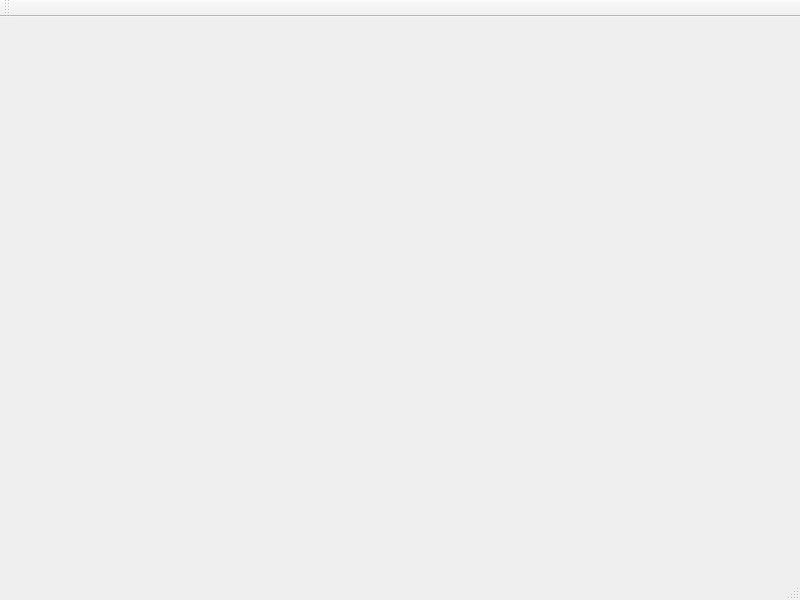
Old version of the form mainwindow.ui in the repository vibot-project/s-image-s.
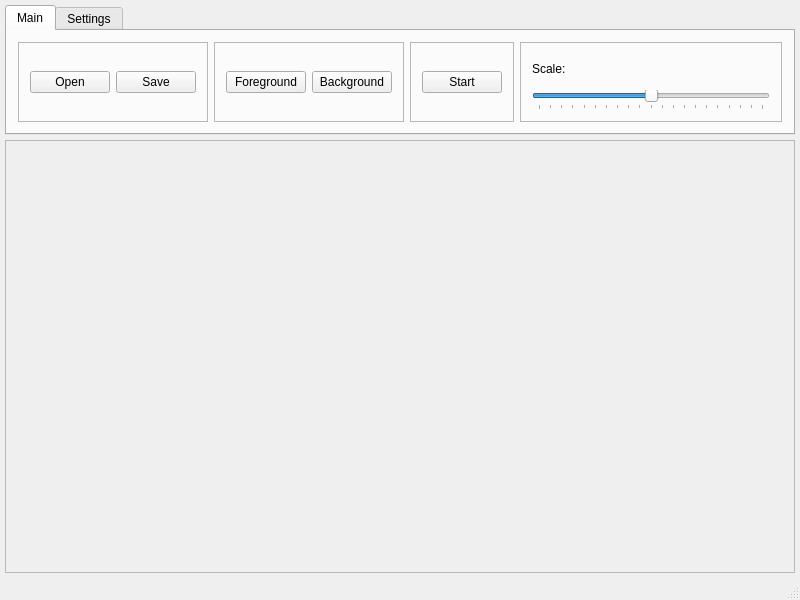
New version of the form.

Commit message: gui part, has many TODOs

Diff of the .ui file:
```diff
--- a/mainwindow.ui
+++ b/mainwindow.ui
@@ -10,27 +10,235 @@
     <height>600</height>
    </rect>
   </property>
+  <property name="sizePolicy">
+   <sizepolicy hsizetype="Expanding" vsizetype="Expanding">
+    <horstretch>0</horstretch>
+    <verstretch>0</verstretch>
+   </sizepolicy>
+  </property>
+  <property name="minimumSize">
+   <size>
+    <width>400</width>
+    <height>400</height>
+   </size>
+  </property>
   <property name="windowTitle">
    <string>MainWindow</string>
   </property>
-  <widget class="QWidget" name="centralWidget"/>
-  <widget class="QMenuBar" name="menuBar">
-   <property name="geometry">
-    <rect>
-     <x>0</x>
-     <y>0</y>
-     <width>800</width>
-     <height>25</height>
-    </rect>
-   </property>
-  </widget>
-  <widget class="QToolBar" name="mainToolBar">
-   <attribute name="toolBarArea">
-    <enum>TopToolBarArea</enum>
-   </attribute>
-   <attribute name="toolBarBreak">
-    <bool>false</bool>
-   </attribute>
+  <widget class="QWidget" name="centralWidget">
+   <layout class="QGridLayout" name="gridLayout">
+    <property name="leftMargin">
+     <number>5</number>
+    </property>
+    <property name="topMargin">
+     <number>5</number>
+    </property>
+    <property name="rightMargin">
+     <number>5</number>
+    </property>
+    <property name="bottomMargin">
+     <number>5</number>
+    </property>
+    <property name="spacing">
+     <number>5</number>
+    </property>
+    <item row="0" column="0">
+     <widget class="QTabWidget" name="tabWidget">
+      <property name="maximumSize">
+       <size>
+        <width>16777215</width>
+        <height>130</height>
+       </size>
+      </property>
+      <property name="currentIndex">
+       <number>0</number>
+      </property>
+      <widget class="QWidget" name="tab">
+       <attribute name="title">
+        <string>Main</string>
+       </attribute>
+       <layout class="QHBoxLayout" name="horizontalLayout">
+        <item>
+         <widget class="QFrame" name="frame">
+          <property name="frameShape">
+           <enum>QFrame::StyledPanel</enum>
+          </property>
+          <property name="frameShadow">
+           <enum>QFrame::Raised</enum>
+          </property>
+          <layout class="QHBoxLayout" name="horizontalLayout_2">
+           <item>
+            <widget class="QPushButton" name="pushButton">
+             <property name="text">
+              <string>Open</string>
+             </property>
+            </widget>
+           </item>
+           <item>
+            <widget class="QPushButton" name="pushButton_2">
+             <property name="text">
+              <string>Save</string>
+             </property>
+            </widget>
+           </item>
+          </layout>
+         </widget>
+        </item>
+        <item>
+         <widget class="QFrame" name="frame_2">
+          <property name="frameShape">
+           <enum>QFrame::StyledPanel</enum>
+          </property>
+          <property name="frameShadow">
+           <enum>QFrame::Raised</enum>
+          </property>
+          <layout class="QHBoxLayout" name="horizontalLayout_3">
+           <item>
+            <widget class="QPushButton" name="pushButton_3">
+             <property name="text">
+              <string>Foreground</string>
+             </property>
+            </widget>
+           </item>
+           <item>
+            <widget class="QPushButton" name="pushButton_4">
+             <property name="text">
+              <string>Background</string>
+             </property>
+            </widget>
+           </item>
+          </layout>
+         </widget>
+        </item>
+        <item>
+         <widget class="QFrame" name="frame_3">
+          <property name="frameShape">
+           <enum>QFrame::StyledPanel</enum>
+          </property>
+          <property name="frameShadow">
+           <enum>QFrame::Raised</enum>
+          </property>
+          <layout class="QHBoxLayout" name="horizontalLayout_4">
+           <item>
+            <widget class="QPushButton" name="pushButton_5">
+             <property name="text">
+              <string>Start</string>
+             </property>
+            </widget>
+           </item>
+          </layout>
+         </widget>
+        </item>
+        <item>
+         <widget class="QFrame" name="frame_4">
+          <property name="frameShape">
+           <enum>QFrame::StyledPanel</enum>
+          </property>
+          <property name="frameShadow">
+           <enum>QFrame::Raised</enum>
+          </property>
+          <layout class="QVBoxLayout" name="verticalLayout">
+           <item>
+            <widget class="QLabel" name="label">
+             <property name="text">
+              <string>Scale:</string>
+             </property>
+            </widget>
+           </item>
+           <item>
+            <widget class="QSlider" name="horizontalSlider">
+             <property name="minimum">
+              <number>-100</number>
+             </property>
+             <property name="maximum">
+              <number>100</number>
+             </property>
+             <property name="orientation">
+              <enum>Qt::Horizontal</enum>
+             </property>
+             <property name="tickPosition">
+              <enum>QSlider::TicksBelow</enum>
+             </property>
+            </widget>
+           </item>
+          </layout>
+         </widget>
+        </item>
+       </layout>
+      </widget>
+      <widget class="QWidget" name="tab_2">
+       <attribute name="title">
+        <string>Settings</string>
+       </attribute>
+       <layout class="QHBoxLayout" name="horizontalLayout_5">
+        <item>
+         <widget class="QFrame" name="frame_5">
+          <property name="frameShape">
+           <enum>QFrame::StyledPanel</enum>
+          </property>
+          <property name="frameShadow">
+           <enum>QFrame::Raised</enum>
+          </property>
+          <widget class="QLabel" name="label_2">
+           <property name="geometry">
+            <rect>
+             <x>70</x>
+             <y>30</y>
+             <width>241</width>
+             <height>17</height>
+            </rect>
+           </property>
+           <property name="text">
+            <string>Image size constraints: max size</string>
+           </property>
+          </widget>
+         </widget>
+        </item>
+        <item>
+         <widget class="QFrame" name="frame_6">
+          <property name="frameShape">
+           <enum>QFrame::StyledPanel</enum>
+          </property>
+          <property name="frameShadow">
+           <enum>QFrame::Raised</enum>
+          </property>
+          <widget class="QLabel" name="label_3">
+           <property name="geometry">
+            <rect>
+             <x>50</x>
+             <y>30</y>
+             <width>221</width>
+             <height>17</height>
+            </rect>
+           </property>
+           <property name="text">
+            <string>choose Ax=b solver algorithm</string>
+           </property>
+          </widget>
+         </widget>
+        </item>
+       </layout>
+      </widget>
+     </widget>
+    </item>
+    <item row="1" column="0">
+     <widget class="QScrollArea" name="scrollArea">
+      <property name="widgetResizable">
+       <bool>false</bool>
+      </property>
+      <widget class="QWidget" name="scrollAreaWidgetContents">
+       <property name="geometry">
+        <rect>
+         <x>0</x>
+         <y>0</y>
+         <width>788</width>
+         <height>431</height>
+        </rect>
+       </property>
+      </widget>
+     </widget>
+    </item>
+   </layout>
   </widget>
   <widget class="QStatusBar" name="statusBar"/>
  </widget>
```
Left out of the diff: 2 changed lines with no effect on the pictures. The commit also changes 7 other files.
